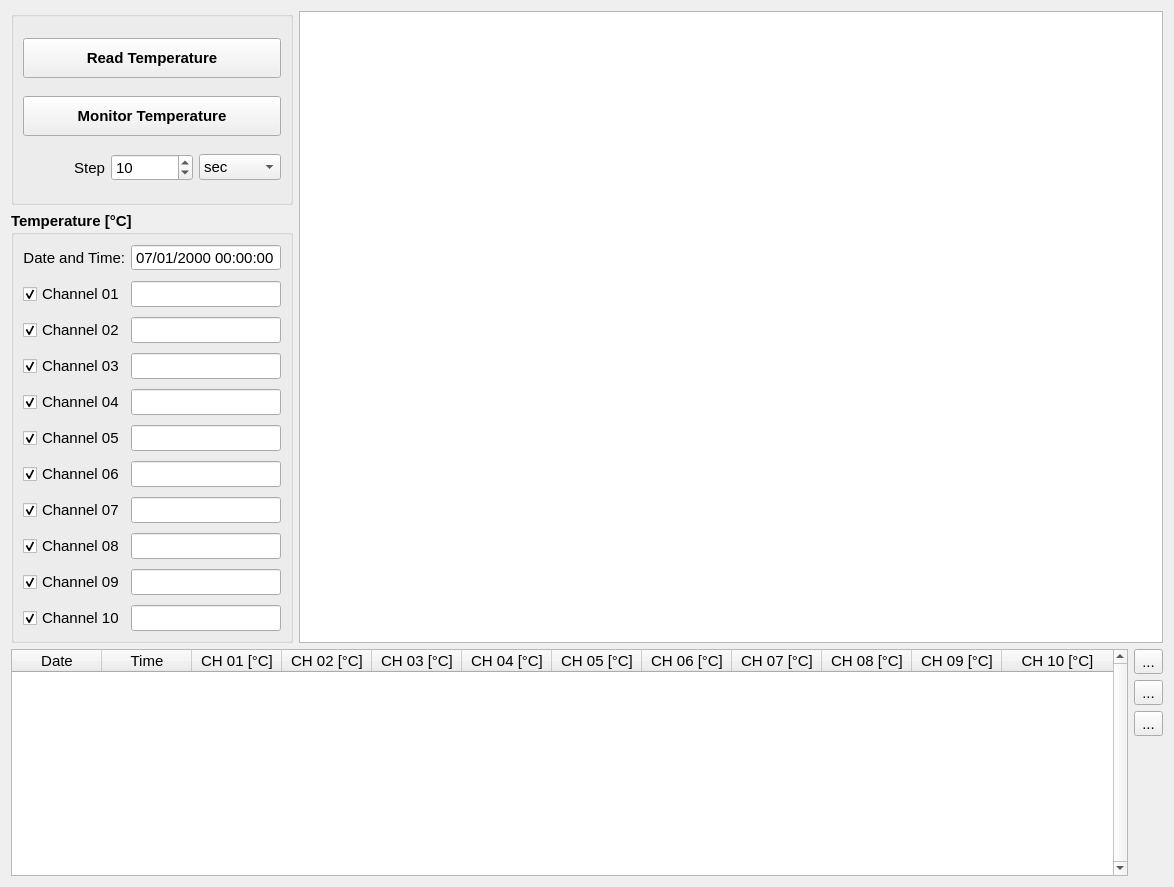
lnls-ima/hall-bench-control, file hallbench/gui/ui/temperaturewidget.ui: the form before one commit.
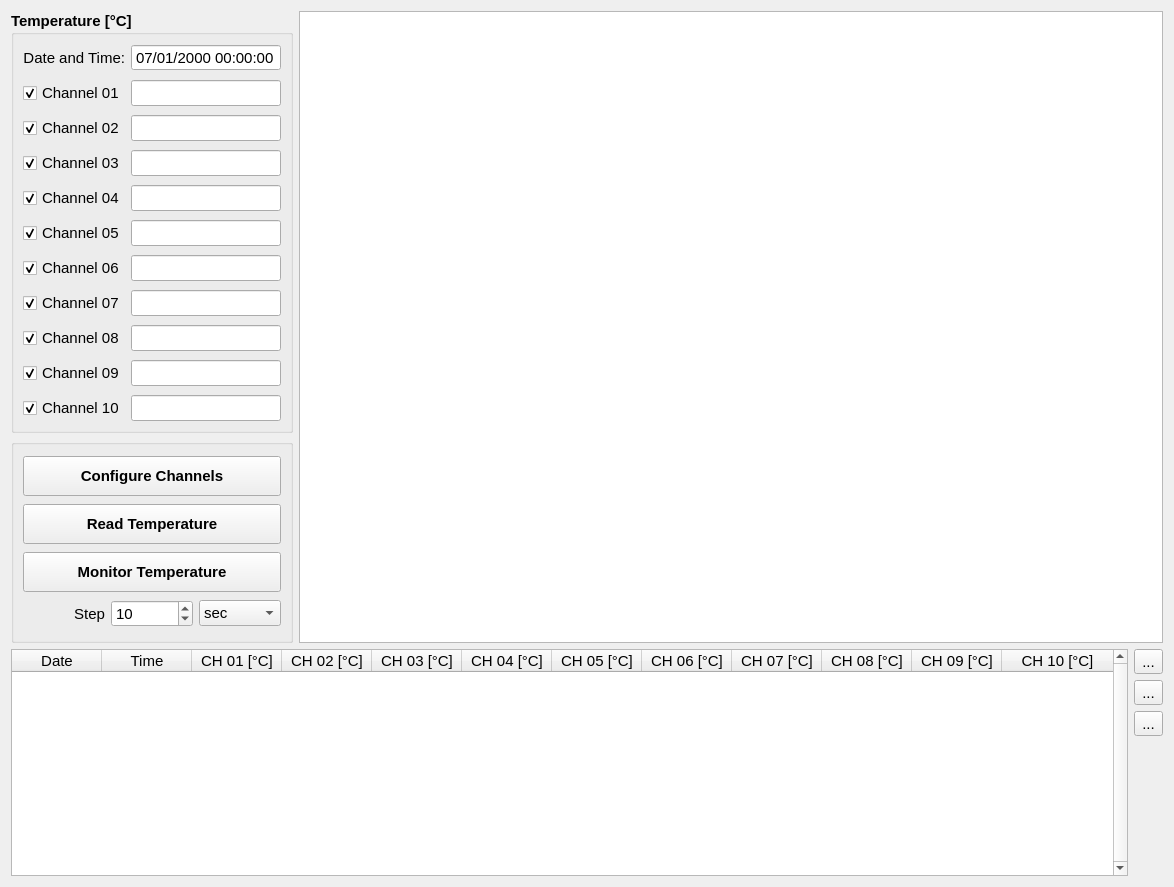
The form after the commit. Icons and pictures are not drawn. Custom widgets are drawn as their Qt base class.

Commit message: Add configure channels button to temperature widget

Patch:
```diff
--- a/hallbench/gui/ui/temperaturewidget.ui
+++ b/hallbench/gui/ui/temperaturewidget.ui
@@ -20,165 +20,6 @@
   </property>
   <layout class="QGridLayout" name="gridLayout_3">
    <item row="0" column="0">
-    <widget class="QGroupBox" name="groupBox_3">
-     <property name="font">
-      <font>
-       <weight>75</weight>
-       <bold>true</bold>
-      </font>
-     </property>
-     <property name="title">
-      <string/>
-     </property>
-     <layout class="QGridLayout" name="gridLayout_2">
-      <item row="0" column="0" colspan="3">
-       <widget class="QPushButton" name="read_btn">
-        <property name="minimumSize">
-         <size>
-          <width>0</width>
-          <height>40</height>
-         </size>
-        </property>
-        <property name="font">
-         <font>
-          <weight>75</weight>
-          <bold>true</bold>
-         </font>
-        </property>
-        <property name="text">
-         <string>Read Temperature</string>
-        </property>
-        <property name="autoExclusive">
-         <bool>false</bool>
-        </property>
-       </widget>
-      </item>
-      <item row="1" column="0" colspan="3">
-       <widget class="QPushButton" name="monitor_btn">
-        <property name="minimumSize">
-         <size>
-          <width>0</width>
-          <height>40</height>
-         </size>
-        </property>
-        <property name="font">
-         <font>
-          <weight>75</weight>
-          <bold>true</bold>
-         </font>
-        </property>
-        <property name="text">
-         <string>Monitor Temperature</string>
-        </property>
-        <property name="checkable">
-         <bool>true</bool>
-        </property>
-        <property name="checked">
-         <bool>false</bool>
-        </property>
-        <property name="autoRepeat">
-         <bool>false</bool>
-        </property>
-        <property name="autoExclusive">
-         <bool>false</bool>
-        </property>
-        <property name="autoDefault">
-         <bool>false</bool>
-        </property>
-        <property name="default">
-         <bool>false</bool>
-        </property>
-        <property name="flat">
-         <bool>false</bool>
-        </property>
-       </widget>
-      </item>
-      <item row="2" column="0">
-       <widget class="QLabel" name="label_10">
-        <property name="font">
-         <font>
-          <weight>50</weight>
-          <bold>false</bold>
-         </font>
-        </property>
-        <property name="text">
-         <string>Step</string>
-        </property>
-        <property name="alignment">
-         <set>Qt::AlignRight|Qt::AlignTrailing|Qt::AlignVCenter</set>
-        </property>
-       </widget>
-      </item>
-      <item row="2" column="1">
-       <widget class="QSpinBox" name="monitorstep_sb">
-        <property name="font">
-         <font>
-          <weight>50</weight>
-          <bold>false</bold>
-         </font>
-        </property>
-        <property name="minimum">
-         <number>1</number>
-        </property>
-        <property name="maximum">
-         <number>10000</number>
-        </property>
-        <property name="value">
-         <number>10</number>
-        </property>
-       </widget>
-      </item>
-      <item row="2" column="2">
-       <widget class="QComboBox" name="monitorunit_cmb">
-        <property name="font">
-         <font>
-          <weight>50</weight>
-          <bold>false</bold>
-         </font>
-        </property>
-        <item>
-         <property name="text">
-          <string>sec</string>
-         </property>
-        </item>
-        <item>
-         <property name="text">
-          <string>min</string>
-         </property>
-        </item>
-        <item>
-         <property name="text">
-          <string>hour</string>
-         </property>
-        </item>
-       </widget>
-      </item>
-     </layout>
-    </widget>
-   </item>
-   <item row="0" column="1" rowspan="2">
-    <widget class="PlotWidget" name="temperature_pw">
-     <property name="backgroundBrush">
-      <brush brushstyle="NoBrush">
-       <color alpha="255">
-        <red>255</red>
-        <green>255</green>
-        <blue>255</blue>
-       </color>
-      </brush>
-     </property>
-     <property name="foregroundBrush">
-      <brush brushstyle="NoBrush">
-       <color alpha="255">
-        <red>252</red>
-        <green>255</green>
-        <blue>255</blue>
-       </color>
-      </brush>
-     </property>
-    </widget>
-   </item>
-   <item row="1" column="0">
     <widget class="QGroupBox" name="groupBox">
      <property name="sizePolicy">
       <sizepolicy hsizetype="Maximum" vsizetype="Preferred">
@@ -197,7 +38,7 @@
      </property>
      <layout class="QGridLayout" name="gridLayout">
       <property name="verticalSpacing">
-       <number>10</number>
+       <number>9</number>
       </property>
       <item row="10" column="1">
        <widget class="QLineEdit" name="channel10_le">
@@ -535,6 +376,187 @@
      </layout>
     </widget>
    </item>
+   <item row="0" column="1" rowspan="2">
+    <widget class="PlotWidget" name="temperature_pw">
+     <property name="backgroundBrush">
+      <brush brushstyle="NoBrush">
+       <color alpha="255">
+        <red>255</red>
+        <green>255</green>
+        <blue>255</blue>
+       </color>
+      </brush>
+     </property>
+     <property name="foregroundBrush">
+      <brush brushstyle="NoBrush">
+       <color alpha="255">
+        <red>252</red>
+        <green>255</green>
+        <blue>255</blue>
+       </color>
+      </brush>
+     </property>
+    </widget>
+   </item>
+   <item row="1" column="0">
+    <widget class="QGroupBox" name="groupBox_3">
+     <property name="font">
+      <font>
+       <weight>75</weight>
+       <bold>true</bold>
+      </font>
+     </property>
+     <property name="title">
+      <string/>
+     </property>
+     <layout class="QGridLayout" name="gridLayout_2">
+      <item row="1" column="0" colspan="3">
+       <widget class="QPushButton" name="read_btn">
+        <property name="minimumSize">
+         <size>
+          <width>0</width>
+          <height>40</height>
+         </size>
+        </property>
+        <property name="font">
+         <font>
+          <weight>75</weight>
+          <bold>true</bold>
+         </font>
+        </property>
+        <property name="text">
+         <string>Read Temperature</string>
+        </property>
+        <property name="autoExclusive">
+         <bool>false</bool>
+        </property>
+       </widget>
+      </item>
+      <item row="2" column="0" colspan="3">
+       <widget class="QPushButton" name="monitor_btn">
+        <property name="minimumSize">
+         <size>
+          <width>0</width>
+          <height>40</height>
+         </size>
+        </property>
+        <property name="font">
+         <font>
+          <weight>75</weight>
+          <bold>true</bold>
+         </font>
+        </property>
+        <property name="text">
+         <string>Monitor Temperature</string>
+        </property>
+        <property name="checkable">
+         <bool>true</bool>
+        </property>
+        <property name="checked">
+         <bool>false</bool>
+        </property>
+        <property name="autoRepeat">
+         <bool>false</bool>
+        </property>
+        <property name="autoExclusive">
+         <bool>false</bool>
+        </property>
+        <property name="autoDefault">
+         <bool>false</bool>
+        </property>
+        <property name="default">
+         <bool>false</bool>
+        </property>
+        <property name="flat">
+         <bool>false</bool>
+        </property>
+       </widget>
+      </item>
+      <item row="3" column="0">
+       <widget class="QLabel" name="label_10">
+        <property name="font">
+         <font>
+          <weight>50</weight>
+          <bold>false</bold>
+         </font>
+        </property>
+        <property name="text">
+         <string>Step</string>
+        </property>
+        <property name="alignment">
+         <set>Qt::AlignRight|Qt::AlignTrailing|Qt::AlignVCenter</set>
+        </property>
+       </widget>
+      </item>
+      <item row="3" column="1">
+       <widget class="QSpinBox" name="monitorstep_sb">
+        <property name="font">
+         <font>
+          <weight>50</weight>
+          <bold>false</bold>
+         </font>
+        </property>
+        <property name="minimum">
+         <number>1</number>
+        </property>
+        <property name="maximum">
+         <number>10000</number>
+        </property>
+        <property name="value">
+         <number>10</number>
+        </property>
+       </widget>
+      </item>
+      <item row="3" column="2">
+       <widget class="QComboBox" name="monitorunit_cmb">
+        <property name="font">
+         <font>
+          <weight>50</weight>
+          <bold>false</bold>
+         </font>
+        </property>
+        <item>
+         <property name="text">
+          <string>sec</string>
+         </property>
+        </item>
+        <item>
+         <property name="text">
+          <string>min</string>
+         </property>
+        </item>
+        <item>
+         <property name="text">
+          <string>hour</string>
+         </property>
+        </item>
+       </widget>
+      </item>
+      <item row="0" column="0" colspan="3">
+       <widget class="QPushButton" name="read_btn_2">
+        <property name="minimumSize">
+         <size>
+          <width>0</width>
+          <height>40</height>
+         </size>
+        </property>
+        <property name="font">
+         <font>
+          <weight>75</weight>
+          <bold>true</bold>
+         </font>
+        </property>
+        <property name="text">
+         <string>Configure Channels</string>
+        </property>
+        <property name="autoExclusive">
+         <bool>false</bool>
+        </property>
+       </widget>
+      </item>
+     </layout>
+    </widget>
+   </item>
    <item row="2" column="0" colspan="2">
     <layout class="QHBoxLayout" name="horizontalLayout">
      <item>
```
Left out of the diff: 3 changed lines with no effect on the pictures.
